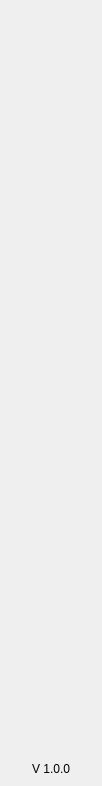
Qt form src/qt/aezora/forms/navmenuwidget.ui (decenomy/AZR) before a commit.
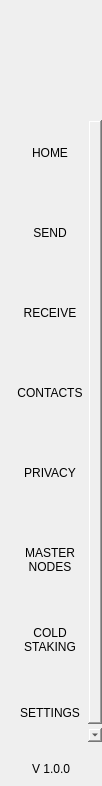
The same form after that commit.

Patch:
```diff
--- a/src/qt/aezora/forms/navmenuwidget.ui
+++ b/src/qt/aezora/forms/navmenuwidget.ui
@@ -36,7 +36,7 @@
    </property>
    <item>
     <widget class="QWidget" name="navContainer_2" native="true">
-     <layout class="QVBoxLayout" name="navContainer" stretch="0,0,0,0,0,0,0,0,1,0,0">
+     <layout class="QVBoxLayout" name="navContainer" stretch="0,0,0,0">
       <property name="spacing">
        <number>0</number>
       </property>
@@ -75,6 +75,90 @@
        </widget>
       </item>
       <item>
+       <widget class="QScrollArea" name="scrollAreaNav">
+        <property name="sizePolicy">
+         <sizepolicy hsizetype="Expanding" vsizetype="Expanding">
+          <horstretch>0</horstretch>
+          <verstretch>0</verstretch>
+         </sizepolicy>
+        </property>
+        <property name="minimumSize">
+         <size>
+          <width>0</width>
+          <height>0</height>
+         </size>
+        </property>
+        <property name="styleSheet">
+         <string notr="true">QScrollBar {
+height:0px;
+ width:0px;
+}
+
+#scrollAreaNav{
+background-color:transparent;
+}</string>
+        </property>
+        <property name="horizontalScrollBarPolicy">
+         <enum>Qt::ScrollBarAlwaysOff</enum>
+        </property>
+        <property name="sizeAdjustPolicy">
+         <enum>QAbstractScrollArea::AdjustToContents</enum>
+        </property>
+        <property name="widgetResizable">
+         <bool>true</bool>
+        </property>
+        <property name="alignment">
+         <set>Qt::AlignLeading|Qt::AlignLeft|Qt::AlignTop</set>
+        </property>
+        <widget class="QWidget" name="scrollAreaNavVert">
+         <property name="geometry">
+          <rect>
+           <x>0</x>
+           <y>0</y>
+           <width>100</width>
+           <height>640</height>
+          </rect>
+         </property>
+         <property name="sizePolicy">
+          <sizepolicy hsizetype="Preferred" vsizetype="Expanding">
+           <horstretch>0</horstretch>
+           <verstretch>0</verstretch>
+          </sizepolicy>
+         </property>
+         <property name="minimumSize">
+          <size>
+           <width>0</width>
+           <height>0</height>
+          </size>
+         </property>
+         <property name="autoFillBackground">
+          <bool>false</bool>
+         </property>
+         <property name="styleSheet">
+          <string notr="true">#scrollAreaNavVert{
+background-color:transparent;
+}</string>
+         </property>
+         <layout class="QVBoxLayout" name="verticalLayout_3">
+          <property name="spacing">
+           <number>0</number>
+          </property>
+          <property name="sizeConstraint">
+           <enum>QLayout::SetDefaultConstraint</enum>
+          </property>
+          <property name="leftMargin">
+           <number>0</number>
+          </property>
+          <property name="topMargin">
+           <number>0</number>
+          </property>
+          <property name="rightMargin">
+           <number>0</number>
+          </property>
+          <property name="bottomMargin">
+           <number>0</number>
+          </property>
+          <item>
        <widget class="QToolButton" name="btnDashboard">
         <property name="minimumSize">
          <size>
@@ -83,7 +167,8 @@
          </size>
         </property>
         <property name="text">
-         <string/>
+             <string>HOME
+</string>
         </property>
         <property name="iconSize">
          <size>
@@ -111,7 +196,8 @@
          </size>
         </property>
         <property name="text">
-         <string/>
+             <string>SEND
+</string>
         </property>
         <property name="iconSize">
          <size>
@@ -136,7 +222,8 @@
          </size>
         </property>
         <property name="text">
-         <string/>
+             <string>RECEIVE
+</string>
         </property>
         <property name="checkable">
          <bool>true</bool>
@@ -155,7 +242,8 @@
          </size>
         </property>
         <property name="text">
-         <string/>
+             <string>CONTACTS
+</string>
         </property>
         <property name="iconSize">
          <size>
@@ -180,7 +268,8 @@
          </size>
         </property>
         <property name="text">
-         <string/>
+             <string>PRIVACY
+</string>
         </property>
         <property name="iconSize">
          <size>
@@ -205,7 +294,8 @@
          </size>
         </property>
         <property name="text">
-         <string/>
+             <string>MASTER
+NODES</string>
         </property>
         <property name="iconSize">
          <size>
@@ -230,7 +320,8 @@
          </size>
         </property>
         <property name="text">
-         <string/>
+             <string>COLD
+STAKING</string>
         </property>
         <property name="iconSize">
          <size>
@@ -255,7 +346,8 @@
          </size>
         </property>
         <property name="text">
-         <string/>
+             <string>SETTINGS
+</string>
         </property>
         <property name="iconSize">
          <size>
@@ -269,6 +361,10 @@
         <property name="autoExclusive">
          <bool>true</bool>
         </property>
+           </widget>
+          </item>
+         </layout>
+        </widget>
        </widget>
       </item>
       <item>
@@ -276,10 +372,13 @@
         <property name="orientation">
          <enum>Qt::Vertical</enum>
         </property>
+        <property name="sizeType">
+         <enum>QSizePolicy::Minimum</enum>
+        </property>
         <property name="sizeHint" stdset="0">
          <size>
           <width>20</width>
-          <height>40</height>
+          <height>20</height>
          </size>
         </property>
        </spacer>
```
Left out of the diff: 6 changed lines with no effect on the pictures. Lines whose indentation alone changed are shown as unchanged.
